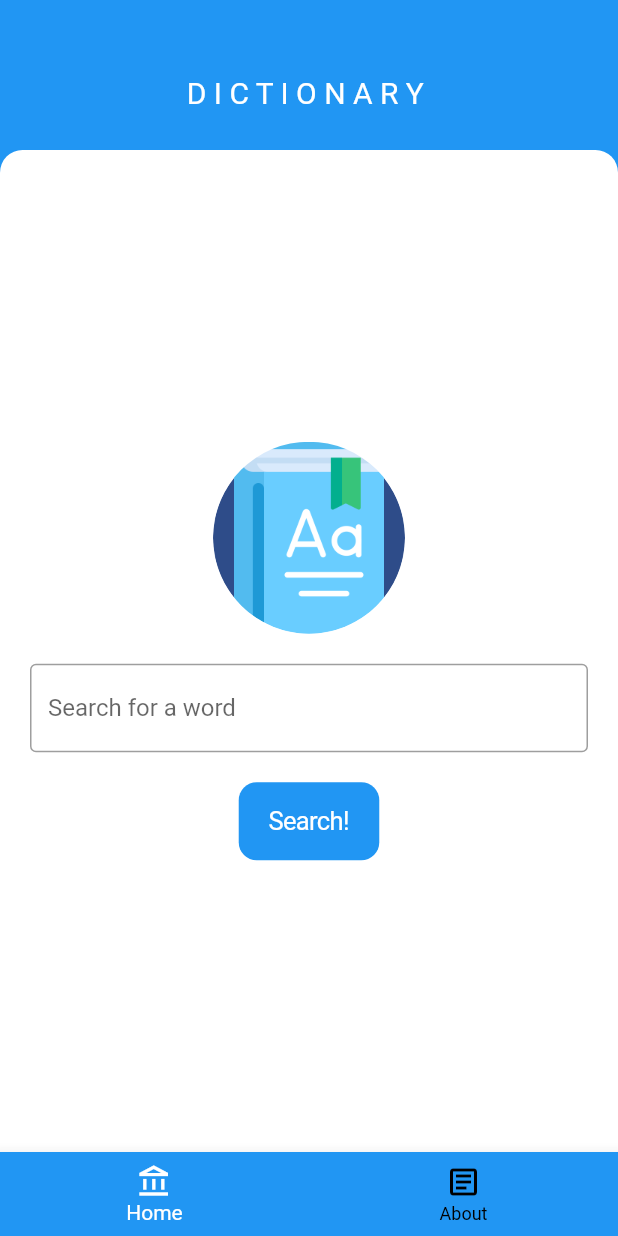
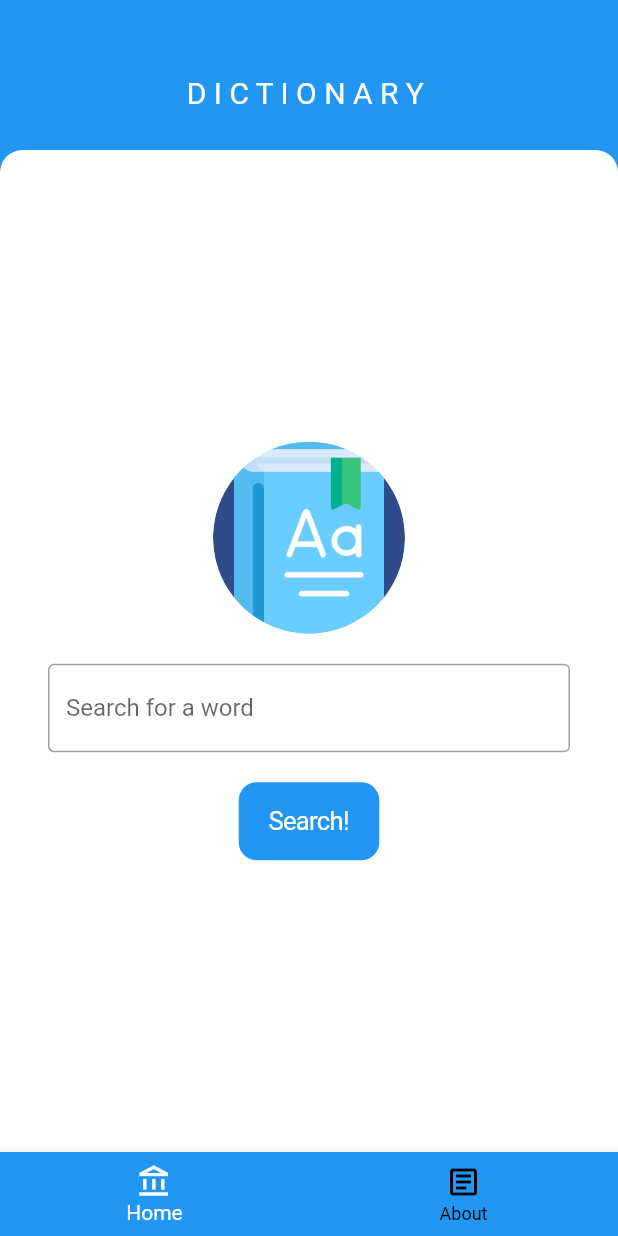
Before and after one commit to danger-ahead/flutter_dictionary, a Flutter app: the screen it shows after launch, on a phone screen of 412 x 824 dp. Run offline on Flutter 3.47's test engine with Material 2 defaults, Android fonts, the phone set to English and light mode, and no system bars.

Commit message:
polished-ui

```diff
--- a/lib/data.dart
+++ b/lib/data.dart
@@ -4,8 +4,9 @@ import 'package:http/http.dart' as http;
 class Data {
   final String partOfSpeech;
   final String definition;
+  final String example;
 
-  Data(this.partOfSpeech, this.definition);
+  Data(this.partOfSpeech, this.definition, this.example);
 }
 
 Future<List> getData(String s) async {
@@ -17,7 +18,8 @@ Future<List> getData(String s) async {
 
   for (var x in jsonData["meanings"]) {
     String definition = x["definitions"][0]["definition"];
-    Data d = Data(x["partOfSpeech"], definition);
+    String example = x["definitions"][0]["example"];
+    Data d = Data(x["partOfSpeech"], definition, example);
     data.add(d);
   }
 
--- a/lib/home.dart
+++ b/lib/home.dart
@@ -9,8 +9,6 @@ dynamic homeLayout(int selected, BuildContext context) {
   List<Widget> widgetArray = [
     SingleChildScrollView(
       reverse: true,
-      child: Padding(
-        padding: const EdgeInsets.only(left: 20, right: 20),
       child: Column(children: [
         ClipOval(
           child: Image.asset(
@@ -42,34 +40,30 @@ dynamic homeLayout(int selected, BuildContext context) {
                 }));  //MaterialPageRoute
               }), //CupertinoButton
         ),  //Padding
-        ]), //Column
-      ),  //Padding
+      ]),  //Column
     ),  //SingleChildScrollView
-    Padding(
-      padding: const EdgeInsets.only(top: 40, left: 10, right: 10),
-      child: Column(
+    ListView(
       children: [
-          Card(
-            child: Row(
-                mainAxisAlignment: MainAxisAlignment.spaceAround,
-                children: [
-                  Padding(
-                    padding: const EdgeInsets.all(25),
-                    child: ClipRRect(
-                      borderRadius: BorderRadius.circular(15.0),
-                      child: Image.asset(
-                        'images/self.png',
-                        scale: 4,
-                      ),  //Image.asset
-                    ),  //ClipReact
-                  ),  //Padding
-                  Text(
-                      "Hi I'm Shourya\n\nAnd DICTIONARY\nis my first flutter project."),
-                ]), //Row
-          ) //Card
+        Container(
+          padding: const EdgeInsets.symmetric(horizontal: 8, vertical: 24),
+          decoration: BoxDecoration(
+            borderRadius: BorderRadius.all(Radius.circular(15)),
+            gradient: LinearGradient(
+              colors: [Colors.blue, Colors.lightBlueAccent],
+              begin: Alignment.centerRight,
+              end: Alignment.centerLeft
+            )
+          ),
+          child: ListTile(
+            leading: ClipRect(
+                child: Image.network('https://avatars.githubusercontent.com/u/55531939?v=4')
+            ),  //ClipRect
+            title: Text(
+                "Hi I'm Shourya\nDICTIONARY is my first flutter project."),  //Text
+          ),
+        ),
       ],
-      ),  //Column
-    ) //Padding
+    )
   ];
   return widgetArray[selected];
 }
--- a/lib/main.dart
+++ b/lib/main.dart
@@ -55,6 +55,7 @@ class _MyHomePageState extends State<MyHomePage> {
           Padding(
               padding: const EdgeInsets.only(top: 100),
               child: Container(
+                padding: const EdgeInsets.symmetric(horizontal: 32, vertical: 42),
                 child: Center(
                   child: homeLayout(selected, context),
                 ),
--- a/pubspec.yaml
+++ b/pubspec.yaml
@@ -24,7 +24,7 @@ dependencies:
   flutter:
     sdk: flutter
 
-  cupertino_icons: ^1.0.2
+  cupertino_icons: ^1.0.3
   http: ^0.13.3
 
 dev_dependencies:
@@ -51,7 +51,6 @@ flutter:
   # To add assets to your application, add an assets section, like this:
   assets:
     - images/icon.png
-    - images/self.png
 
   # An image asset can refer to one or more resolution-specific "variants", see
   # https://flutter.dev/assets-and-images/#resolution-aware.
```
Also changed, not shown: lib/results.dart (+15 -11 lines), images/self.png (deleted), 1 other file. Lines whose indentation alone changed are shown as unchanged.
